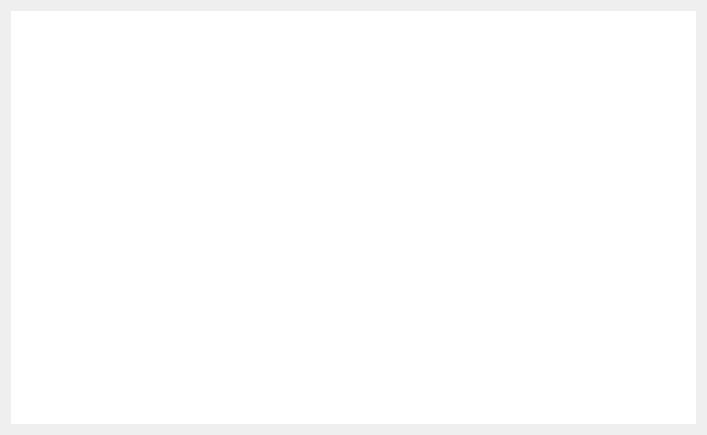
First picture: the form in views/ui/_tmp.ui, repository huangbop/usd, before the edit.
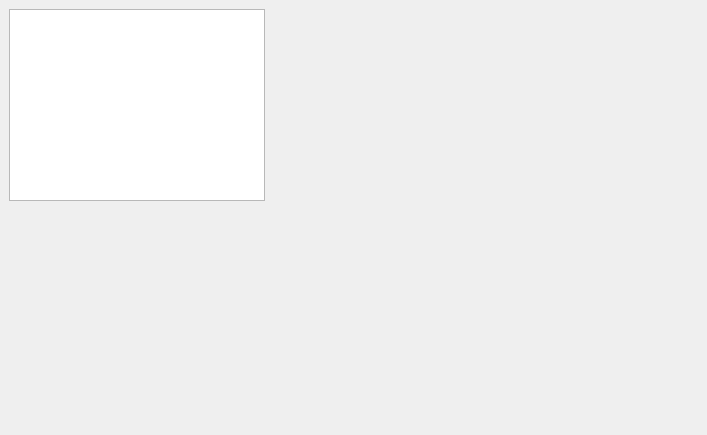
Second picture: the form after the edit.

```diff
--- a/views/ui/_tmp.ui
+++ b/views/ui/_tmp.ui
@@ -13,15 +13,16 @@
   <property name="windowTitle">
    <string>Form</string>
   </property>
-  <layout class="QHBoxLayout" name="horizontalLayout">
-   <item>
     <widget class="QGraphicsView" name="graphicsView">
-     <property name="frameShape">
-      <enum>QFrame::NoFrame</enum>
-     </property>
-    </widget>
-   </item>
-  </layout>
+   <property name="geometry">
+    <rect>
+     <x>9</x>
+     <y>9</y>
+     <width>256</width>
+     <height>192</height>
+    </rect>
+   </property>
+  </widget>
  </widget>
  <resources/>
  <connections/>
```
Lines whose indentation alone changed are shown as unchanged.
